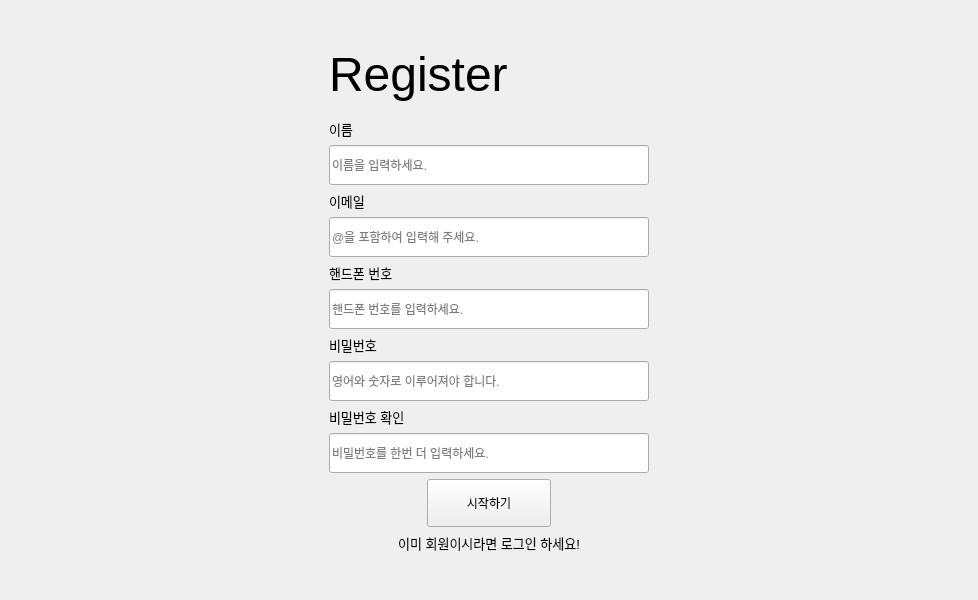
The window that UI/UI_mainwidget.ui (guaba98/class_album) describes before a commit, drawn with Qt 5.
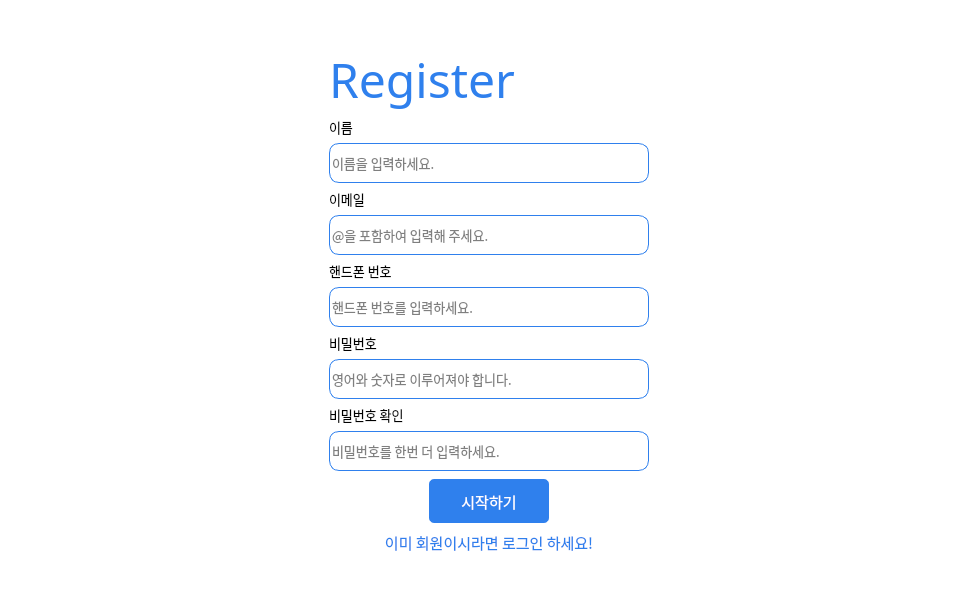
The same window after the commit. The open tabs and pages were chosen to show the change.

The edit to the form file:
```diff
--- a/UI/UI_mainwidget.ui
+++ b/UI/UI_mainwidget.ui
@@ -250,6 +250,9 @@
        </layout>
       </widget>
       <widget class="QWidget" name="register_page">
+       <property name="styleSheet">
+        <string notr="true">background-color: rgb(255, 255, 255);</string>
+       </property>
        <layout class="QVBoxLayout" name="verticalLayout_6">
         <property name="leftMargin">
          <number>0</number>
@@ -337,9 +340,13 @@
                   </property>
                   <property name="font">
                    <font>
+                    <family>나눔스퀘어 네오 Bold</family>
                     <pointsize>36</pointsize>
                    </font>
                   </property>
+                  <property name="styleSheet">
+                   <string notr="true">color: rgb(47, 128, 237);</string>
+                  </property>
                   <property name="text">
                    <string>Register</string>
                   </property>
@@ -352,6 +359,7 @@
                  <widget class="QLabel" name="register_name_lab">
                   <property name="font">
                    <font>
+                    <family>나눔스퀘어 네오 Regular</family>
                     <pointsize>10</pointsize>
                    </font>
                   </property>
@@ -368,6 +376,16 @@
                     <height>40</height>
                    </size>
                   </property>
+                  <property name="font">
+                   <font>
+                    <family>나눔스퀘어 네오 Regular</family>
+                    <pointsize>10</pointsize>
+                   </font>
+                  </property>
+                  <property name="styleSheet">
+                   <string notr="true">border: 1px solid #2F80ED;
+border-radius: 10px;</string>
+                  </property>
                   <property name="placeholderText">
                    <string>이름을 입력하세요.</string>
                   </property>
@@ -377,6 +395,7 @@
                  <widget class="QLabel" name="register_email_lab">
                   <property name="font">
                    <font>
+                    <family>나눔스퀘어 네오 Regular</family>
                     <pointsize>10</pointsize>
                    </font>
                   </property>
@@ -393,6 +412,16 @@
                     <height>40</height>
                    </size>
                   </property>
+                  <property name="font">
+                   <font>
+                    <family>나눔스퀘어 네오 Regular</family>
+                    <pointsize>10</pointsize>
+                   </font>
+                  </property>
+                  <property name="styleSheet">
+                   <string notr="true">border: 1px solid #2F80ED;
+border-radius: 10px;</string>
+                  </property>
                   <property name="placeholderText">
                    <string>@을 포함하여 입력해 주세요.</string>
                   </property>
@@ -402,6 +431,7 @@
                  <widget class="QLabel" name="register_cellphone_num_lab">
                   <property name="font">
                    <font>
+                    <family>나눔스퀘어 네오 Regular</family>
                     <pointsize>10</pointsize>
                    </font>
                   </property>
@@ -418,6 +448,16 @@
                     <height>40</height>
                    </size>
                   </property>
+                  <property name="font">
+                   <font>
+                    <family>나눔스퀘어 네오 Regular</family>
+                    <pointsize>10</pointsize>
+                   </font>
+                  </property>
+                  <property name="styleSheet">
+                   <string notr="true">border: 1px solid #2F80ED;
+border-radius: 10px;</string>
+                  </property>
                   <property name="placeholderText">
                    <string>핸드폰 번호를 입력하세요.</string>
                   </property>
@@ -427,6 +467,7 @@
                  <widget class="QLabel" name="register_password_lab">
                   <property name="font">
                    <font>
+                    <family>나눔스퀘어 네오 Regular</family>
                     <pointsize>10</pointsize>
                    </font>
                   </property>
@@ -443,6 +484,16 @@
                     <height>40</height>
                    </size>
                   </property>
+                  <property name="font">
+                   <font>
+                    <family>나눔스퀘어 네오 Regular</family>
+                    <pointsize>10</pointsize>
+                   </font>
+                  </property>
+                  <property name="styleSheet">
+                   <string notr="true">border: 1px solid #2F80ED;
+border-radius: 10px;</string>
+                  </property>
                   <property name="placeholderText">
                    <string>영어와 숫자로 이루어져야 합니다.</string>
                   </property>
@@ -452,6 +503,7 @@
                  <widget class="QLabel" name="register_password_recheck_lab">
                   <property name="font">
                    <font>
+                    <family>나눔스퀘어 네오 Regular</family>
                     <pointsize>10</pointsize>
                    </font>
                   </property>
@@ -468,6 +520,16 @@
                     <height>40</height>
                    </size>
                   </property>
+                  <property name="font">
+                   <font>
+                    <family>나눔스퀘어 네오 Regular</family>
+                    <pointsize>10</pointsize>
+                   </font>
+                  </property>
+                  <property name="styleSheet">
+                   <string notr="true">border: 1px solid #2F80ED;
+border-radius: 10px;</string>
+                  </property>
                   <property name="placeholderText">
                    <string>비밀번호를 한번 더 입력하세요.</string>
                   </property>
@@ -492,6 +554,18 @@
                    <height>48</height>
                   </size>
                  </property>
+                 <property name="font">
+                  <font>
+                   <family>나눔스퀘어 네오 Bold</family>
+                   <pointsize>11</pointsize>
+                  </font>
+                 </property>
+                 <property name="styleSheet">
+                  <string notr="true">background-color: rgb(47, 128, 237);
+color: rgb(255, 255, 255);
+border: 2px solid white;
+border-radius: 7px;</string>
+                 </property>
                  <property name="text">
                   <string>시작하기</string>
                  </property>
@@ -503,9 +577,13 @@
               <widget class="QLabel" name="register_login_lab">
                <property name="font">
                 <font>
-                 <pointsize>10</pointsize>
+                 <family>나눔스퀘어 네오 Bold</family>
+                 <pointsize>11</pointsize>
                 </font>
                </property>
+               <property name="styleSheet">
+                <string notr="true">color: rgb(47, 128, 237);</string>
+               </property>
                <property name="text">
                 <string>이미 회원이시라면 로그인 하세요!</string>
                </property>
```
Left out of the diff: 124 changed lines with no effect on the pictures.
